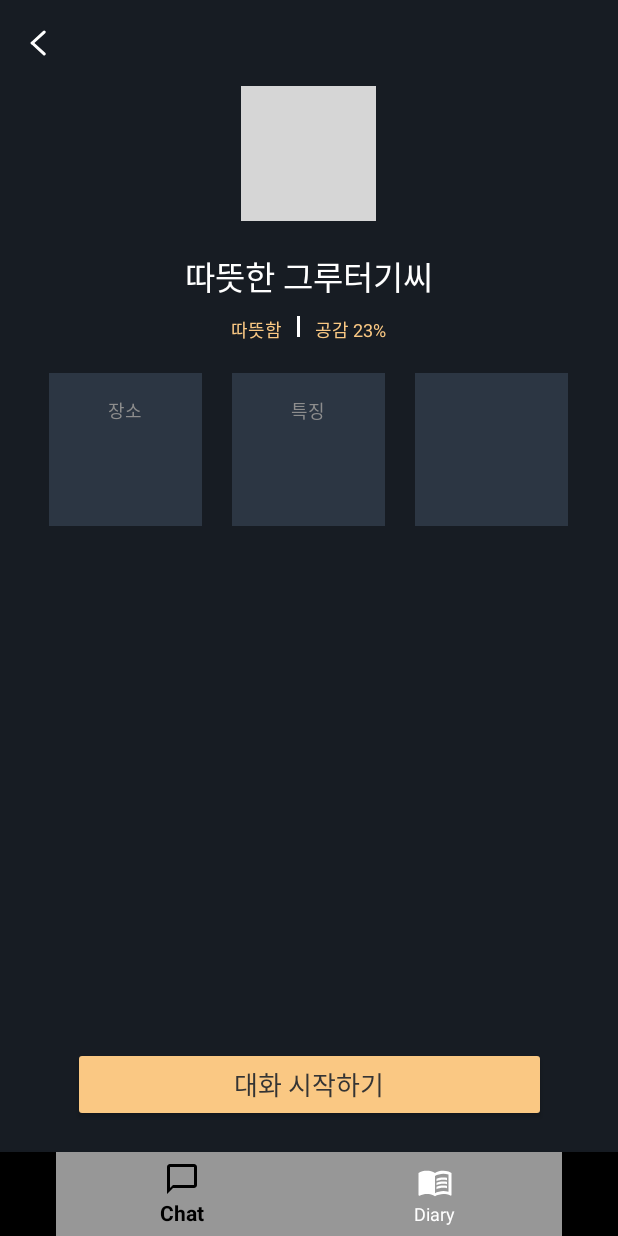
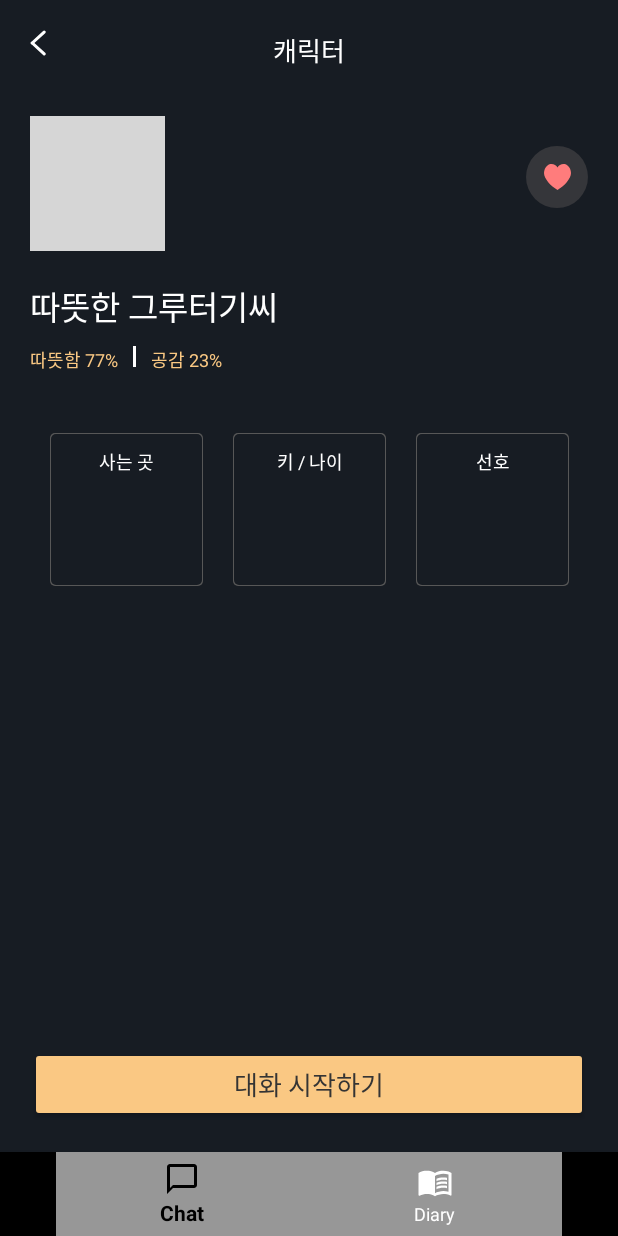
Before and after one commit to Friend-for-Modern-people/FRIMO, an Android app: the chatting screen opened directly, with no data from a screen before it, on a phone screen of 412 x 824 dp. Run offline under Robolectric (Android 15) with nearby library versions, the phone set to English and light mode, and no system bars; grey boxes are pictures that could not be loaded.

Commit message:
Implement set character fragment

```diff
--- a/app/src/main/java/gachon/teama/frimo/chatting.kt
+++ b/app/src/main/java/gachon/teama/frimo/chatting.kt
@@ -6,9 +6,7 @@ import androidx.fragment.app.Fragment
 import android.view.LayoutInflater
 import android.view.View
 import android.view.ViewGroup
-import gachon.teama.frimo.databinding.ActivityMainBinding
-
-import gachon.teama.frimo.databinding.FragmentChattingBinding
+import gachon.teama.frimo.databinding.FragmentSetCharacterBinding
 
 //// TODO: Rename parameter arguments, choose names that match
 //// the fragment initialization parameters, e.g. ARG_ITEM_NUMBER
@@ -25,7 +23,7 @@ class chatting : Fragment() {
 //    private var param1: String? = null
 //    private var param2: String? = null
 
-    private lateinit var binding: FragmentChattingBinding
+    private lateinit var binding: FragmentSetCharacterBinding
 
     override fun onCreate(savedInstanceState: Bundle?) {
         super.onCreate(savedInstanceState)
@@ -39,7 +37,7 @@ class chatting : Fragment() {
         inflater: LayoutInflater, container: ViewGroup?,
         savedInstanceState: Bundle?): View? {
         // Inflate the layout for this fragment
-        binding = FragmentChattingBinding.inflate(inflater,container,false)
+        binding = FragmentSetCharacterBinding.inflate(inflater,container,false)
 
         binding.buttonStart.setOnClickListener {
             startActivity(Intent(activity,ChattingActivity::class.java))
--- /dev/null
+++ b/app/src/main/res/drawable/ic_heart.xml
@@ -0,0 +1,9 @@
+<vector xmlns:android="http://schemas.android.com/apk/res/android"
+    android:width="18dp"
+    android:height="17dp"
+    android:viewportWidth="18"
+    android:viewportHeight="17">
+  <path
+      android:pathData="M9,17C13.5,14.442 18,9.684 18,5.917C18,3.937 17.181,2.069 15.673,0.906C13.41,-0.84 10.142,0.109 9,2.354C7.858,0.098 4.584,-0.84 2.327,0.906C0.819,2.069 0,3.937 0,5.917C0,9.684 4.5,14.442 9,17Z"
+      android:fillColor="#FF7C7C"/>
+</vector>
--- /dev/null
+++ b/app/src/main/res/drawable/shape_character_characteristic.xml
@@ -0,0 +1,30 @@
+<?xml version="1.0" encoding="utf-8"?>
+<layer-list xmlns:android="http://schemas.android.com/apk/res/android">
+
+    <item>
+        <shape android:shape="rectangle">
+            <solid android:color="@color/gray6" />
+            <corners
+                android:bottomLeftRadius="3dp"
+                android:bottomRightRadius="3dp"
+                android:topLeftRadius="3dp"
+                android:topRightRadius="3dp" />
+        </shape>
+    </item>
+
+    <item
+        android:bottom="1dp"
+        android:left="1dp"
+        android:right="1dp"
+        android:top="1dp">
+        <shape android:shape="rectangle">
+            <solid android:color="@color/backgroud" />
+            <corners
+                android:bottomLeftRadius="3dp"
+                android:bottomRightRadius="3dp"
+                android:topLeftRadius="3dp"
+                android:topRightRadius="3dp" />
+        </shape>
+    </item>
+
+</layer-list>
--- a/app/src/main/res/layout/fragment_chatting.xml
+++ /dev/null
@@ -1,138 +0,0 @@
-<?xml version="1.0" encoding="utf-8"?>
-<FrameLayout xmlns:android="http://schemas.android.com/apk/res/android"
-    xmlns:app="http://schemas.android.com/apk/res-auto"
-    xmlns:tools="http://schemas.android.com/tools"
-    android:layout_width="match_parent"
-    android:layout_height="match_parent"
-    tools:context=".chatting">
-
-    <androidx.constraintlayout.widget.ConstraintLayout
-        android:layout_width="match_parent"
-        android:layout_height="match_parent"
-        android:orientation="vertical">
-
-        <ImageView
-            android:id="@+id/button_back"
-            android:layout_width="wrap_content"
-            android:layout_height="wrap_content"
-            android:layout_marginStart="20dp"
-            android:layout_marginTop="20dp"
-            android:adjustViewBounds="true"
-            app:layout_constraintStart_toStartOf="parent"
-            app:layout_constraintTop_toTopOf="parent"
-            app:srcCompat="@drawable/ic_back" />
-
-        <LinearLayout
-            android:layout_width="match_parent"
-            android:layout_height="wrap_content"
-            android:layout_marginTop="20dp"
-            android:orientation="vertical"
-            app:layout_constraintStart_toStartOf="parent"
-            app:layout_constraintTop_toBottomOf="@id/button_back">
-
-            <com.google.android.material.imageview.ShapeableImageView
-                android:id="@+id/imageview_profile"
-                android:layout_width="90dp"
-                android:layout_height="90dp"
-                android:layout_gravity="center_horizontal"
-                android:background="@color/white"
-                android:src="@drawable/img_character1"
-                app:shapeAppearanceOverlay="@style/CircleImageStyle" />
-
-            <TextView
-                android:layout_width="wrap_content"
-                android:layout_height="wrap_content"
-                android:layout_gravity="center"
-                android:layout_marginTop="20dp"
-                android:text="따뜻한 그루터기씨"
-                android:textColor="@color/white"
-                android:textSize="22dp" />
-
-            <LinearLayout
-                android:layout_width="wrap_content"
-                android:layout_height="wrap_content"
-                android:layout_gravity="center"
-                android:layout_marginTop="10dp"
-                android:orientation="horizontal">
-
-                <TextView
-                    android:layout_width="wrap_content"
-                    android:layout_height="wrap_content"
-                    android:text="따뜻함"
-                    android:textColor="@color/skin"
-                    android:textSize="12dp" />
-
-                <View
-                    android:layout_width="2dp"
-                    android:layout_height="14dp"
-                    android:layout_marginHorizontal="10dp"
-                    android:background="@color/white" />
-
-                <TextView
-                    android:layout_width="wrap_content"
-                    android:layout_height="wrap_content"
-                    android:text="공감 23%"
-                    android:textColor="@color/skin"
-                    android:textSize="12dp" />
-
-            </LinearLayout>
-
-            <LinearLayout
-                android:layout_width="wrap_content"
-                android:layout_height="match_parent"
-                android:layout_gravity="center"
-                android:layout_marginTop="20dp"
-                android:orientation="horizontal">
-
-                <TextView
-                    android:layout_width="102dp"
-                    android:layout_height="102dp"
-                    android:background="@color/gray3"
-                    android:gravity="center_horizontal"
-                    android:text="\n장소"
-                    android:textColor="@color/gray5"
-                    android:textSize="12dp" />
-
-                <TextView
-                    android:layout_width="102dp"
-                    android:layout_height="102dp"
-                    android:layout_marginHorizontal="20dp"
-                    android:background="@color/gray3"
-                    android:gravity="center_horizontal"
-                    android:text="\n특징"
-                    android:textColor="@color/gray5"
-                    android:textSize="12dp" />
-
-                <TextView
-                    android:layout_width="102dp"
-                    android:layout_height="102dp"
-                    android:background="@color/gray3"
-                    android:gravity="center_horizontal"
-                    android:text=""
-                    android:textColor="@color/gray5"
-                    android:textSize="12dp" />
-
-
-            </LinearLayout>
-
-        </LinearLayout>
-
-        <Button
-            android:id="@+id/button_start"
-            android:layout_width="315dp"
-            android:layout_height="50dp"
-            android:layout_gravity="center_horizontal"
-            android:layout_marginBottom="20dp"
-            android:backgroundTint="@color/skin"
-            android:text="대화 시작하기"
-            android:textColor="@color/gray4"
-            android:textSize="17dp"
-            app:layout_constraintBottom_toBottomOf="parent"
-            app:layout_constraintEnd_toEndOf="parent"
-            app:layout_constraintHorizontal_bias="0.5"
-            app:layout_constraintStart_toStartOf="parent"
-            tools:ignore="HardcodedText" />
-
-    </androidx.constraintlayout.widget.ConstraintLayout>
-
-</FrameLayout>
--- /dev/null
+++ b/app/src/main/res/layout/fragment_set_character.xml
@@ -0,0 +1,199 @@
+<?xml version="1.0" encoding="utf-8"?>
+<FrameLayout xmlns:android="http://schemas.android.com/apk/res/android"
+    xmlns:app="http://schemas.android.com/apk/res-auto"
+    xmlns:tools="http://schemas.android.com/tools"
+    android:layout_width="match_parent"
+    android:layout_height="match_parent"
+    tools:context=".chatting">
+
+    <androidx.constraintlayout.widget.ConstraintLayout
+        android:layout_width="match_parent"
+        android:layout_height="match_parent"
+        android:orientation="vertical">
+
+        <ImageView
+            android:id="@+id/button_back"
+            android:layout_width="wrap_content"
+            android:layout_height="wrap_content"
+            android:layout_marginStart="20dp"
+            android:layout_marginTop="20dp"
+            android:adjustViewBounds="true"
+            app:layout_constraintStart_toStartOf="parent"
+            app:layout_constraintTop_toTopOf="parent"
+            app:srcCompat="@drawable/ic_back" />
+
+        <TextView
+            android:layout_width="wrap_content"
+            android:layout_height="wrap_content"
+            android:layout_marginTop="20dp"
+            android:text="캐릭터"
+            android:textColor="@color/white"
+            android:textSize="17dp"
+            app:layout_constraintEnd_toEndOf="parent"
+            app:layout_constraintHorizontal_bias="0.5"
+            app:layout_constraintStart_toEndOf="@+id/button_back"
+            app:layout_constraintStart_toStartOf="parent"
+            app:layout_constraintTop_toTopOf="parent" />
+
+
+        <LinearLayout
+            android:id="@+id/character"
+            android:layout_width="wrap_content"
+            android:layout_height="wrap_content"
+            android:layout_marginStart="20dp"
+            android:layout_marginTop="40dp"
+            android:orientation="vertical"
+            app:layout_constraintStart_toStartOf="parent"
+            app:layout_constraintTop_toBottomOf="@id/button_back">
+
+            <com.google.android.material.imageview.ShapeableImageView
+                android:id="@+id/imageview_profile"
+                android:layout_width="90dp"
+                android:layout_height="90dp"
+                android:background="@color/white"
+                android:src="@drawable/img_character1"
+                app:shapeAppearanceOverlay="@style/CircleImageStyle" />
+
+            <TextView
+                android:layout_width="wrap_content"
+                android:layout_height="wrap_content"
+                android:layout_marginTop="20dp"
+                android:text="따뜻한 그루터기씨"
+                android:textColor="@color/white"
+                android:textSize="22dp" />
+
+            <LinearLayout
+                android:layout_width="wrap_content"
+                android:layout_height="wrap_content"
+                android:layout_marginTop="10dp"
+                android:orientation="horizontal">
+
+                <TextView
+                    android:layout_width="wrap_content"
+                    android:layout_height="wrap_content"
+                    android:text="따뜻함 77%"
+                    android:textColor="@color/skin"
+                    android:textSize="12dp" />
+
+                <View
+                    android:layout_width="2dp"
+                    android:layout_height="14dp"
+                    android:layout_marginHorizontal="10dp"
+                    android:background="@color/white" />
+
+                <TextView
+                    android:layout_width="wrap_content"
+                    android:layout_height="wrap_content"
+                    android:text="공감 23%"
+                    android:textColor="@color/skin"
+                    android:textSize="12dp" />
+
+            </LinearLayout>
+
+        </LinearLayout>
+
+        <ImageButton
+            android:id="@+id/imageButton2"
+            android:layout_width="41dp"
+            android:layout_height="41dp"
+            android:layout_marginTop="60dp"
+            android:layout_marginEnd="20dp"
+            android:background="@drawable/shape_circle_button"
+            android:backgroundTint="@color/gray7"
+            android:src="@drawable/ic_heart"
+            app:layout_constraintEnd_toEndOf="parent"
+            app:layout_constraintTop_toBottomOf="@id/button_back" />
+
+
+        <LinearLayout
+            android:layout_width="wrap_content"
+            android:layout_height="wrap_content"
+            android:layout_gravity="center"
+            android:layout_marginTop="40dp"
+            android:gravity="center"
+            android:orientation="horizontal"
+            app:layout_constraintEnd_toEndOf="parent"
+            app:layout_constraintStart_toStartOf="parent"
+            app:layout_constraintTop_toBottomOf="@id/character">
+
+            <androidx.constraintlayout.widget.ConstraintLayout
+                android:layout_width="102dp"
+                android:layout_height="102dp"
+                android:background="@drawable/shape_character_characteristic">
+
+                <TextView
+                    android:layout_width="wrap_content"
+                    android:layout_height="wrap_content"
+                    android:layout_marginTop="10dp"
+                    android:text="사는 곳"
+                    android:textColor="@color/white"
+                    android:textSize="12dp"
+                    app:layout_constraintEnd_toEndOf="parent"
+                    app:layout_constraintHorizontal_bias="0.5"
+                    app:layout_constraintStart_toStartOf="parent"
+                    app:layout_constraintTop_toTopOf="parent" />
+
+            </androidx.constraintlayout.widget.ConstraintLayout>
+
+            <androidx.constraintlayout.widget.ConstraintLayout
+                android:layout_width="102dp"
+                android:layout_height="102dp"
+                android:layout_marginHorizontal="20dp"
+                android:background="@drawable/shape_character_characteristic">
+
+                <TextView
+                    android:layout_width="wrap_content"
+                    android:layout_height="wrap_content"
+                    android:layout_marginTop="10dp"
+                    android:text="키 / 나이"
+                    android:textColor="@color/white"
+                    android:textSize="12dp"
+                    app:layout_constraintEnd_toEndOf="parent"
+                    app:layout_constraintHorizontal_bias="0.5"
+                    app:layout_constraintStart_toStartOf="parent"
+                    app:layout_constraintTop_toTopOf="parent" />
+
+            </androidx.constraintlayout.widget.ConstraintLayout>
+
+            <androidx.constraintlayout.widget.ConstraintLayout
+                android:layout_width="102dp"
+                android:layout_height="102dp"
+                android:background="@drawable/shape_character_characteristic">
+
+                <TextView
+                    android:layout_width="wrap_content"
+                    android:layout_height="wrap_content"
+                    android:layout_marginTop="10dp"
+                    android:text="선호"
+                    android:textColor="@color/white"
+                    android:textSize="12dp"
+                    app:layout_constraintEnd_toEndOf="parent"
+                    app:layout_constraintHorizontal_bias="0.5"
+                    app:layout_constraintStart_toStartOf="parent"
+                    app:layout_constraintTop_toTopOf="parent" />
+
+            </androidx.constraintlayout.widget.ConstraintLayout>
+
+
+        </LinearLayout>
+
+        <Button
+            android:id="@+id/button_start"
+            android:layout_width="match_parent"
+            android:layout_height="50dp"
+            android:layout_gravity="center_horizontal"
+            android:layout_marginHorizontal="20dp"
+            android:layout_marginBottom="20dp"
+            android:backgroundTint="@color/skin"
+            android:text="대화 시작하기"
+            android:textColor="@color/gray4"
+            android:textSize="17dp"
+            app:layout_constraintBottom_toBottomOf="parent"
+            app:layout_constraintEnd_toEndOf="parent"
+            app:layout_constraintHorizontal_bias="0.5"
+            app:layout_constraintStart_toStartOf="parent"
+            tools:ignore="HardcodedText" />
+
+    </androidx.constraintlayout.widget.ConstraintLayout>
+
+</FrameLayout>
--- a/app/src/main/res/values/colors.xml
+++ b/app/src/main/res/values/colors.xml
@@ -21,6 +21,7 @@
     <color name="gray4">#343434</color>
     <color name="gray5">#8D8D8D</color>
     <color name="gray6">#575757</color>
+    <color name="gray7">#35363A</color>
     <color name="purple1">#50439D</color>
     <color name="pink1">#FFA6A6</color>
     <color name="green1">#D5FFCE</color>
```
